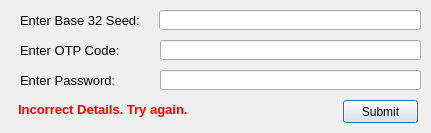
Qt form newseeddialog.ui (GitDhamani/PasswordManager) before a commit.
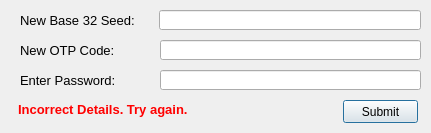
The same form after that commit.

What changed in the file:
```diff
--- a/newseeddialog.ui
+++ b/newseeddialog.ui
@@ -28,7 +28,7 @@
     </font>
    </property>
    <property name="text">
-    <string>Enter Base 32 Seed:</string>
+    <string>New Base 32 Seed:</string>
    </property>
   </widget>
   <widget class="QLineEdit" name="seedEdit">
@@ -64,7 +64,7 @@
     </font>
    </property>
    <property name="text">
-    <string>Enter OTP Code:</string>
+    <string>New OTP Code:</string>
    </property>
   </widget>
   <widget class="QLineEdit" name="otpEdit">
```
